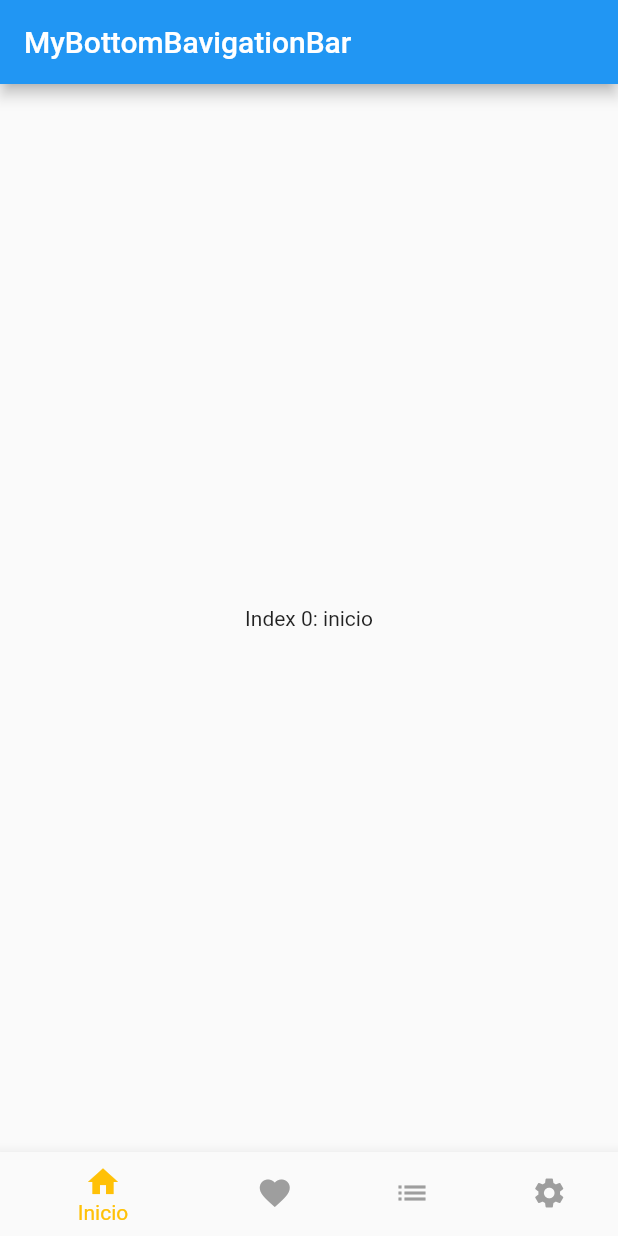
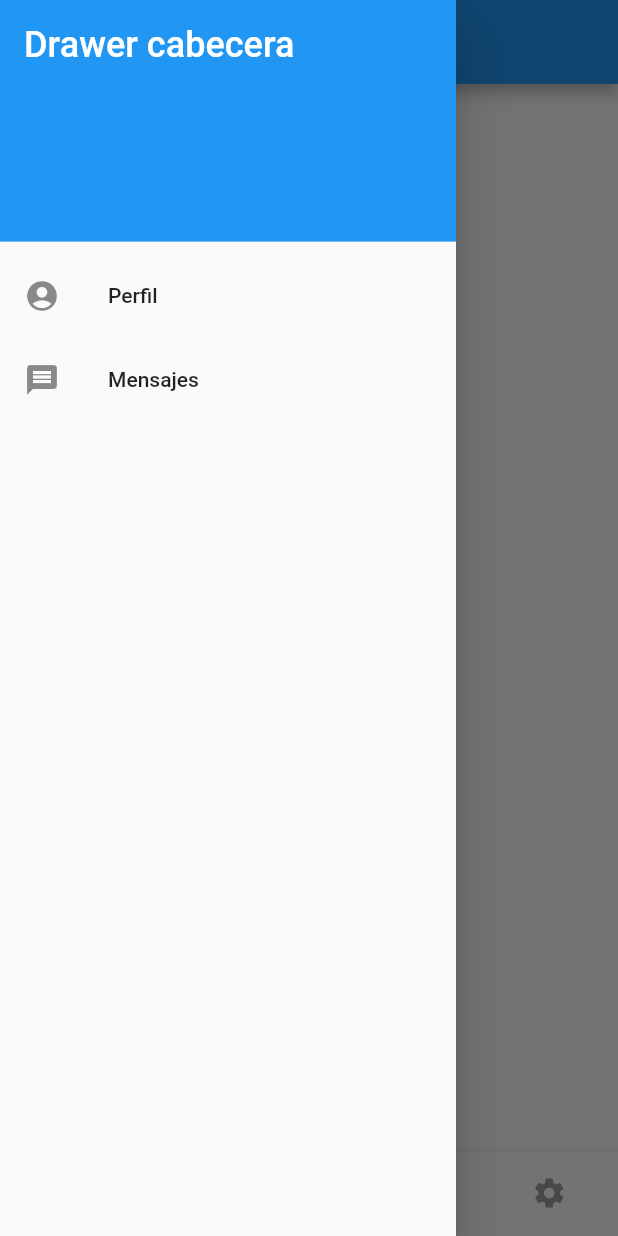
Before and after one commit to GiovanniSolano/Componentes-b-sicos---Flutter, a Flutter app: the screen it shows after launch, with the side drawer open (before the commit the screen has no drawer), on a phone screen of 412 x 824 dp. Run offline on Flutter 3.47's test engine with Material 2 defaults, Android fonts, the phone set to English and light mode, and no system bars.

Commit message:
Componenets basicos - Drawer

```diff
--- a/lib/components/bottomnavigationbar.dart
+++ b/lib/components/bottomnavigationbar.dart
@@ -33,6 +33,25 @@ class _MyBottomNavigationBarState extends State<MyBottomNavigationBar> {
       body: Center(
         child: _widgetOptions.elementAt(_selectedIndex),
       ),
+      //1 Drawer, Implementacion de Drawer, Se define un menú lateral con cabecera y lista de items
+
+      drawer: Drawer(
+        child: ListView(
+          padding: EdgeInsets.zero,
+          children: <Widget>[
+            DrawerHeader(
+                decoration: BoxDecoration(color: Colors.blue),
+                child: Text(
+                  'Drawer cabecera',
+                  style: TextStyle(color: Colors.white, fontSize: 24),
+                )),
+            ListTile(
+                leading: Icon(Icons.account_circle), title: Text('Perfil')),
+            ListTile(leading: Icon(Icons.message), title: Text('Mensajes')),
+          ],
+        ),
+      ),
+
       //4. BottomNav: Implementación de la navegación en el bottomNavigation
       bottomNavigationBar: BottomNavigationBar(
         items: const <BottomNavigationBarItem>[
```
